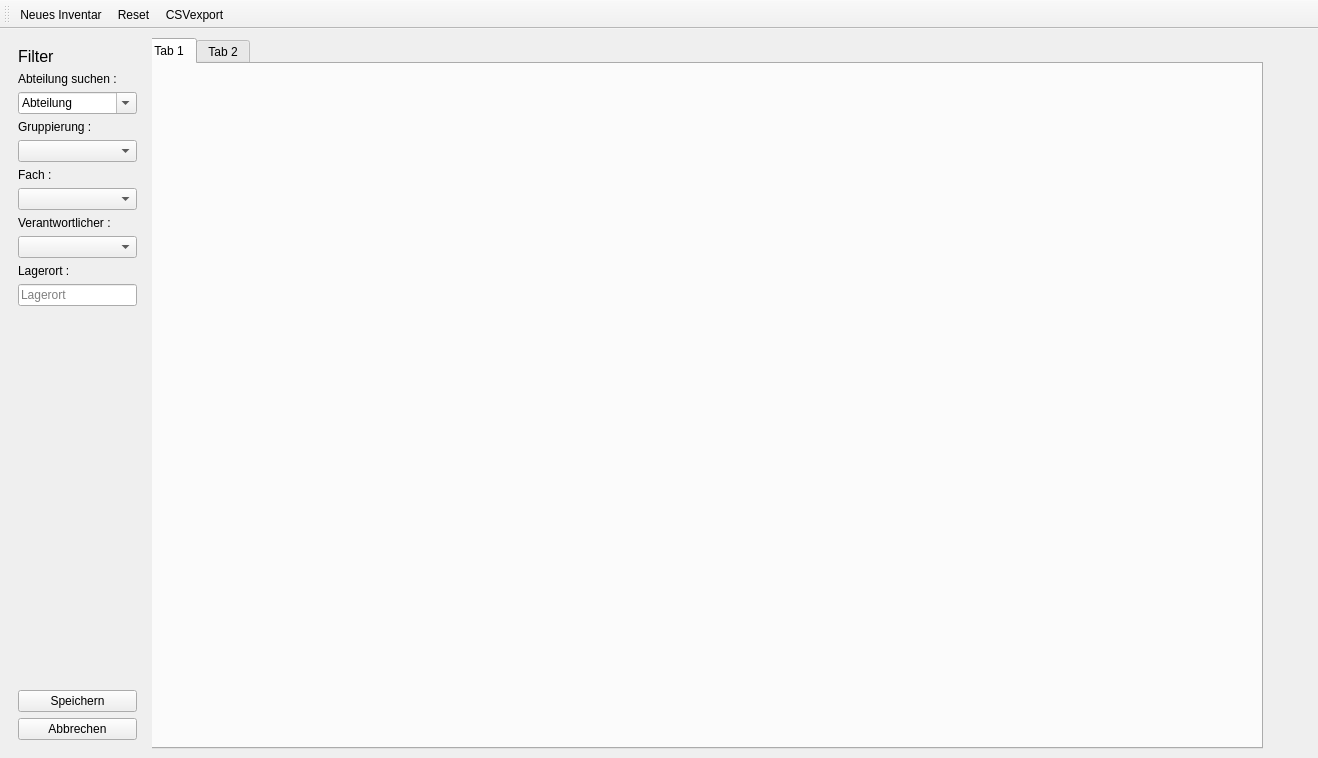
Before: the Qt Designer form mainwindow.ui in der-hahn/Schule_Projekt_Inventar, drawn with Qt 5.
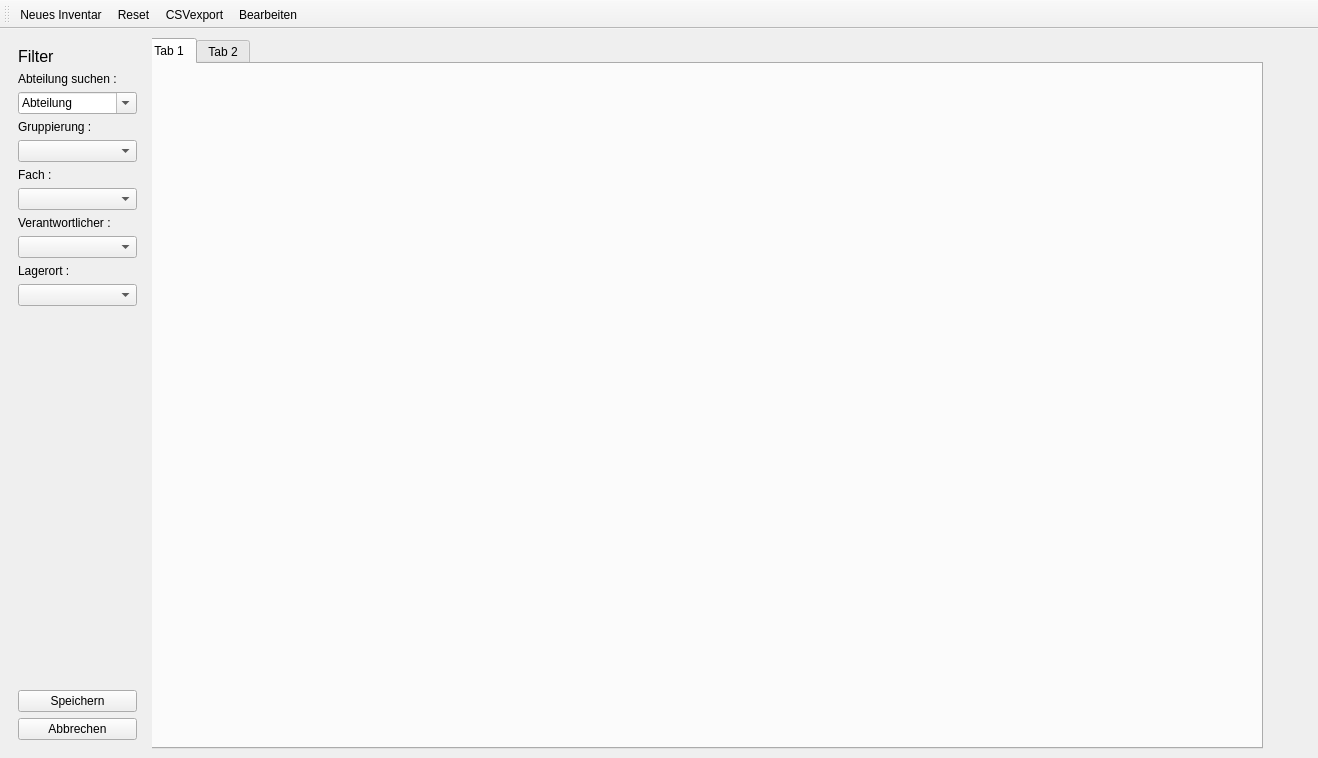
After: the same form once the commit is applied. Icons and pictures are not drawn.

```diff
--- a/mainwindow.ui
+++ b/mainwindow.ui
@@ -106,11 +106,7 @@
         </widget>
        </item>
        <item>
-        <widget class="QLineEdit" name="Lagerort_lineEdit">
-         <property name="placeholderText">
-          <string>Lagerort</string>
-         </property>
-        </widget>
+        <widget class="QComboBox" name="Lagerort_comboBox"/>
        </item>
        <item>
         <spacer name="verticalSpacer_2">
@@ -200,6 +196,7 @@
    <addaction name="actionNeues_Inventar"/>
    <addaction name="actionReset"/>
    <addaction name="actionCSVexport"/>
+   <addaction name="actionBearbeiten"/>
   </widget>
   <action name="actionNeues_Inventar">
    <property name="icon">
@@ -235,6 +232,21 @@
     <enum>QAction::MenuRole::NoRole</enum>
    </property>
   </action>
+  <action name="actionBearbeiten">
+   <property name="icon">
+    <iconset resource="Icons.qrc">
+     <normaloff>:/new/prefix1/Icons/1000_F_435074402_IWFBHlPhtwWWW8May4m5Y34mFb6Fdjdm.jpg</normaloff>:/new/prefix1/Icons/1000_F_435074402_IWFBHlPhtwWWW8May4m5Y34mFb6Fdjdm.jpg</iconset>
+   </property>
+   <property name="text">
+    <string>Bearbeiten </string>
+   </property>
+   <property name="font">
+    <font/>
+   </property>
+   <property name="menuRole">
+    <enum>QAction::MenuRole::NoRole</enum>
+   </property>
+  </action>
  </widget>
  <resources>
   <include location="Icons.qrc"/>
```
